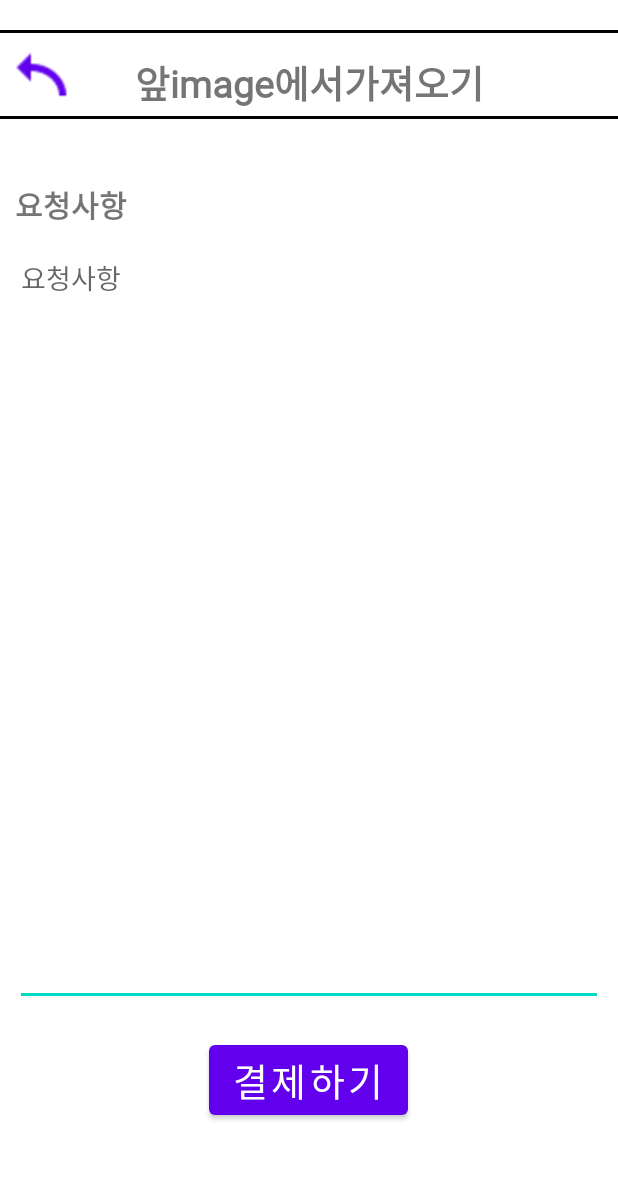
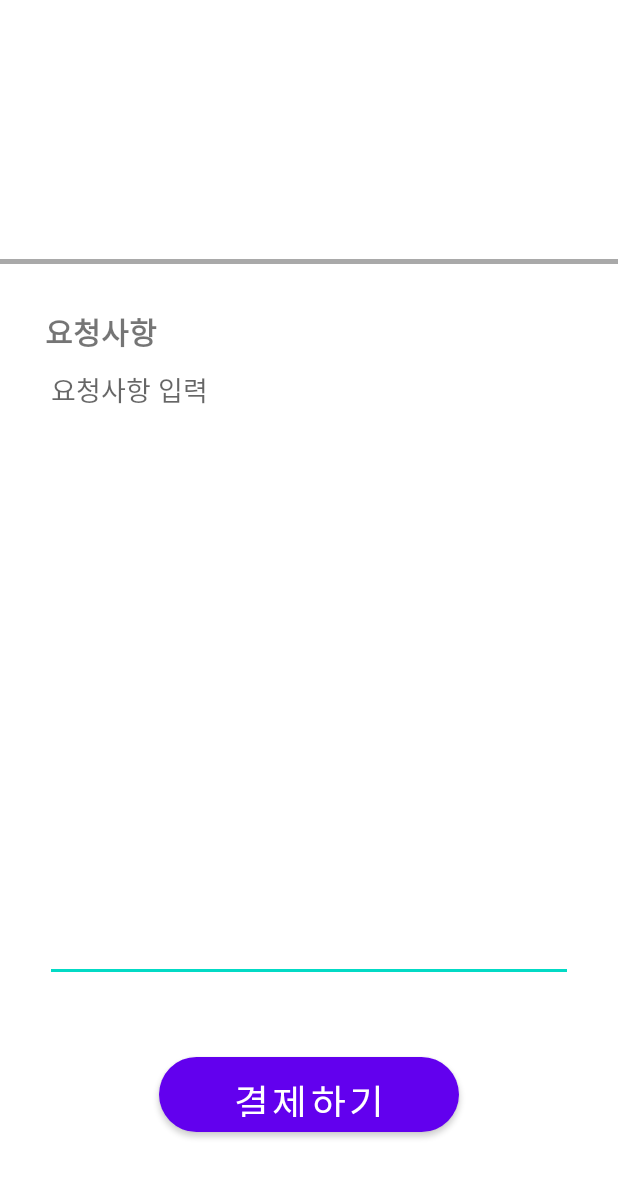
Before and after one commit to jangwonyoon/smart_laundryApp_android, an Android app: the layout activity_user_forpay.xml on its own in the app's theme, with its tools: preview values and no code run, on a phone screen of 412 x 824 dp. Shown: the top 1178 px of the screen. Run offline under Robolectric (Android 15) with nearby library versions, the light colour scheme and no system bars; network calls fail.

Commit message:
user_forpay ui modify

```diff
--- a/user/app/src/main/java/com/example/user/user_forpay.java
+++ b/user/app/src/main/java/com/example/user/user_forpay.java
@@ -54,22 +54,22 @@ public class user_forpay extends Activity {
         tv1 = (TextView) findViewById(R.id.title1);
         tv1.setText(title1+" [결제하기]");
 
-        b1 = (Button) findViewById(R.id.layout2_b1);
+//        b1 = (Button) findViewById(R.id.layout2_b1);
         b2 = (Button) findViewById(R.id.pay);
 
-        b1.setOnClickListener(new View.OnClickListener() {
-            public void onClick(View v) {
-                Intent intent = new Intent(user_forpay.this, user_itembasket.class);
-                intent.putExtra("user_name",user_name1);
-                intent.putExtra("user_address",user_address1);
-                intent.putExtra("user_lat",user_lat1);
-                intent.putExtra("user_long",user_long1);
-                intent.putExtra("title",title1);
-                intent.putExtra("user_id",user_id1);
-                intent.putExtra("user_address_detail",user_address_detail1);
-                startActivity(intent);
-            }
-        });
+//        b1.setOnClickListener(new View.OnClickListener() {
+//            public void onClick(View v) {
+//                Intent intent = new Intent(user_forpay.this, user_itembasket.class);
+//                intent.putExtra("user_name",user_name1);
+//                intent.putExtra("user_address",user_address1);
+//                intent.putExtra("user_lat",user_lat1);
+//                intent.putExtra("user_long",user_long1);
+//                intent.putExtra("title",title1);
+//                intent.putExtra("user_id",user_id1);
+//                intent.putExtra("user_address_detail",user_address_detail1);
+//                startActivity(intent);
+//            }
+//        });
 
         Date currentTime = Calendar.getInstance().getTime();
 
--- a/user/app/src/main/res/layout/activity_user_forpay.xml
+++ b/user/app/src/main/res/layout/activity_user_forpay.xml
@@ -10,104 +10,65 @@
     android:background="@color/white">
 
     <LinearLayout
-        android:id="@+id/layout2_1"
         android:layout_width="match_parent"
         android:layout_height="0dp"
-        android:layout_weight="1.5"
-        android:orientation="vertical">
+        android:orientation="vertical"
+        android:layout_weight="2.5">
 
-        <View
-            android:layout_width="match_parent"
-            android:layout_height="2dp"
-            android:layout_marginTop="20dp"
-            android:background="#FF000000" />
-
-        <FrameLayout
-            android:layout_width="match_parent"
-            android:layout_height="wrap_content">
-
-            <Button
-                android:id="@+id/layout2_b1"
-                android:layout_width="35dp"
-                android:layout_height="35dp"
-                android:layout_gravity="left"
-                android:layout_marginLeft="10dp"
-                android:layout_marginRight="10dp"
-                android:layout_marginTop="10dp"
-                android:layout_marginBottom="10dp"
-                android:background="@drawable/arrow_back">
-
-            </Button>
-
-            <TextView
-                android:id="@+id/title1"
-                android:layout_width="match_parent"
-                android:layout_height="50dp"
-                android:layout_gravity="center"
-                android:gravity="center"
-                android:text="앞image에서가져오기"
-                android:textSize="25dp"
-                android:textStyle="bold"
-                android:fontFamily="@font/title2"
-                android:layout_marginTop="5dp"></TextView>
-        </FrameLayout>
-
-        <View
-            android:layout_width="match_parent"
-            android:layout_height="2dp"
-            android:background="#FF000000" />
-
+        <TextView
+            android:layout_width="wrap_content"
+            android:layout_height="wrap_content"
+            android:text=""
+            android:id="@+id/title1"
+            android:layout_gravity="center"
+            android:textSize="24dp"
+            android:textStyle="bold"
+            android:layout_marginTop="80dp"
+            android:fontFamily="@font/nanum_gothic_bold"
+            />
     </LinearLayout>
 
+    <View
+        android:layout_width="match_parent"
+        android:layout_height="3dp"
+        android:background="@color/grey"
+        android:layout_gravity="center"/>
 
     <LinearLayout
         android:layout_width="match_parent"
         android:layout_height="0dp"
-        android:layout_weight="7.5"
+        android:layout_weight="6.5"
+        android:layout_margin="30dp"
         android:orientation="vertical">
 
         <TextView
             android:layout_width="wrap_content"
             android:layout_height="30dp"
-            android:layout_margin="10dp"
             android:text="요청사항"
             android:textStyle="bold"
             android:textSize="20dp"
             android:fontFamily="@font/medium">
         </TextView>
 
-
-        <!--<EditText
-            android:id="@+id/editText3"
-            android:layout_width="match_parent"
-            android:layout_height="380dp"
-            android:layout_marginLeft="10dp"
-            android:layout_marginRight="10dp"
-            android:gravity="top"
-            android:hint="입력란"
-            />-->
         <EditText
             android:id="@+id/et1"
             android:layout_width="match_parent"
             android:layout_height="match_parent"
-            android:layout_marginLeft="10dp"
-            android:layout_marginRight="10dp"
-            android:hint="요청사항"
+            android:hint="요청사항 입력"
             android:gravity="top"
             />
-    </LinearLayout>
-
-
+    </LinearLayout>란
 
     <Button
         android:id="@+id/pay"
-        android:layout_width="wrap_content"
-        android:layout_height="wrap_content"
+        android:layout_width="200dp"
+        android:layout_height="50dp"
+        android:layout_gravity="center"
         android:layout_marginTop="20dp"
+        android:fontFamily="@font/nanum_gothic_regular"
         android:text="결제하기"
         android:textSize="25dp"
-        android:layout_gravity="center"
-        android:fontFamily="@font/boldsuzin"/>
-
-
+        android:background="@drawable/buttonshape"
+        android:textColor="@color/white"
+        />
 </LinearLayout>
--- a/user/app/src/main/res/layout/user_itempage_info.xml
+++ b/user/app/src/main/res/layout/user_itempage_info.xml
@@ -42,7 +42,6 @@
                     android:layout_marginLeft="12dp"
                     android:textStyle="bold"
                     />
-
             </LinearLayout>
 
             <LinearLayout
```
